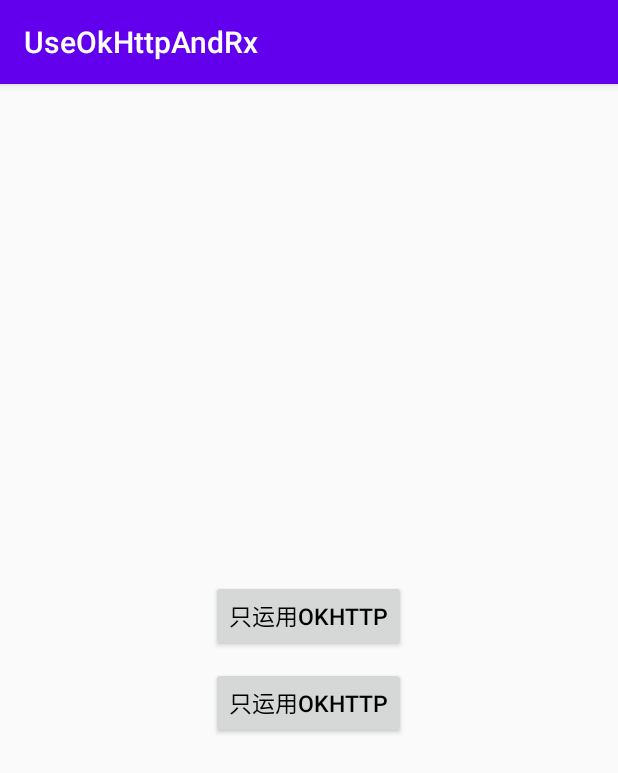
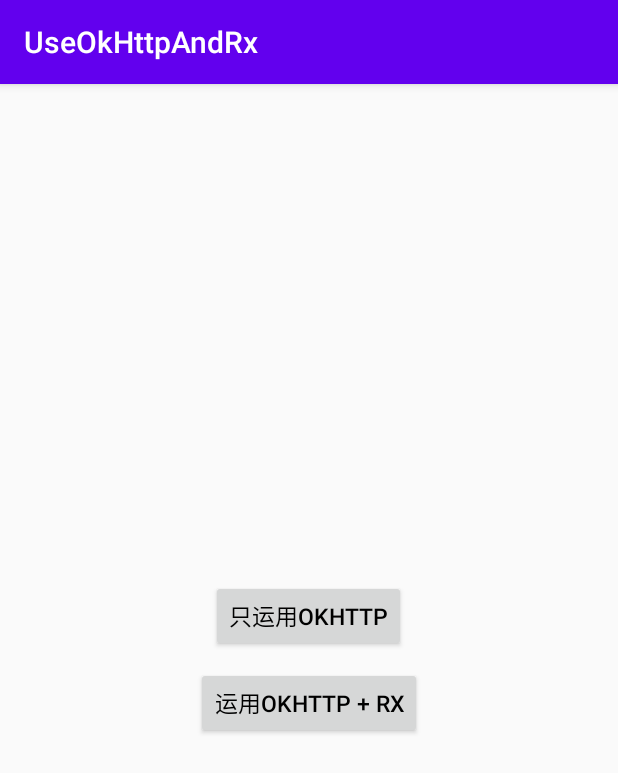
Before and after one commit to Songlengmou/UseOkHttpAndRx, an Android app: the screen it shows after launch (MainActivity), on a phone screen of 412 x 824 dp. Shown: the top 773 px of the screen. Run offline under Robolectric (Android 15) with nearby library versions, the phone set to English and light mode, and no system bars; our stand-ins replace ButterKnife.

Commit message:
OkHttp+Rx与单独的OkHttp使用

```diff
--- a/app/src/main/res/layout/activity_main.xml
+++ b/app/src/main/res/layout/activity_main.xml
@@ -20,7 +20,7 @@
         android:layout_width="wrap_content"
         android:layout_height="wrap_content"
         android:layout_marginTop="10dp"
-        android:text="只运用OkHttp"
+        android:text="运用OkHttp + Rx"
         android:textColor="#000"
         android:textSize="15sp" />
 </LinearLayout>
```
